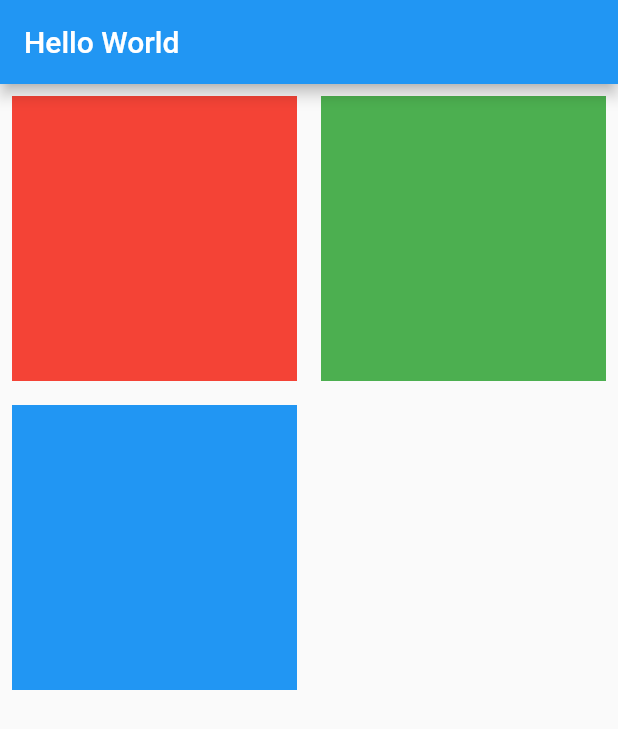
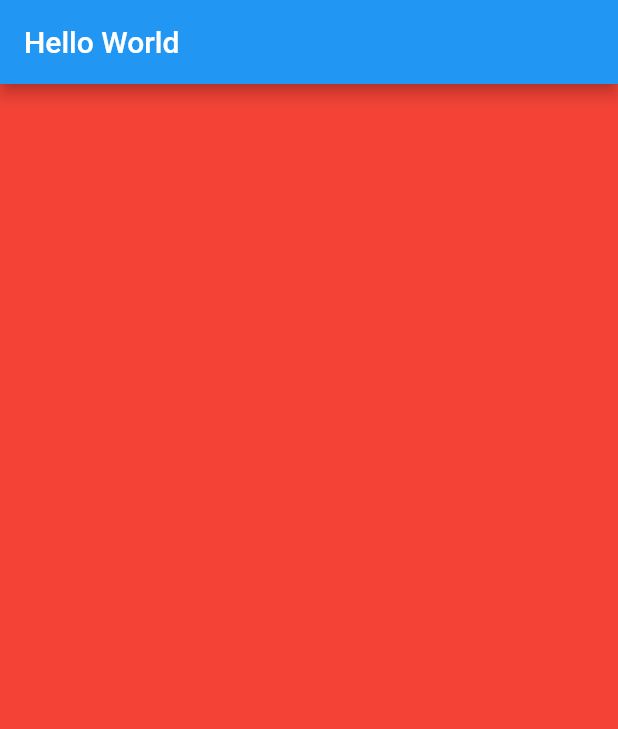
Before and after one commit to ksdhk/flutter, a Flutter app: the screen it shows after launch, on a phone screen of 412 x 824 dp. Shown: the top 729 px of the screen. Run offline on Flutter 3.47's test engine with Material 2 defaults, Android fonts, the phone set to English and light mode, and no system bars.

Commit message:
Update main.dart

```diff
--- a/flutter_app/lib/main.dart
+++ b/flutter_app/lib/main.dart
@@ -32,33 +32,17 @@ class MyHomePage extends StatelessWidget{
       ),
       body:
 
-GridView.count(
-  crossAxisCount:2,
+PageView(
   children:<Widget>[
     Container(
-      color:Colors.red,
-      width:100,
-      height:100,
-      padding:const EdgeInsets.all(8.0),
-      margin:const EdgeInsets.all(8.0),
-    ) ,
-      Container(
-        color:Colors.green,
-        width:100,
-        height:100,
-        padding:const EdgeInsets.all(8.0),
-        margin:const EdgeInsets.all(8.0),
-      ) ,
-      Container(
-        color:Colors.blue,
-        width:100,
-        height:100,
-        padding:const EdgeInsets.all(8.0),
-        margin:const EdgeInsets.all(8.0),
-      ) ,
-
-
-
+     color:Colors.red,
+    )
+   , Container(
+      color:Colors.green,
+    )
+   , Container(
+      color:Colors.blue,
+    )
   ]
 )
 
```
